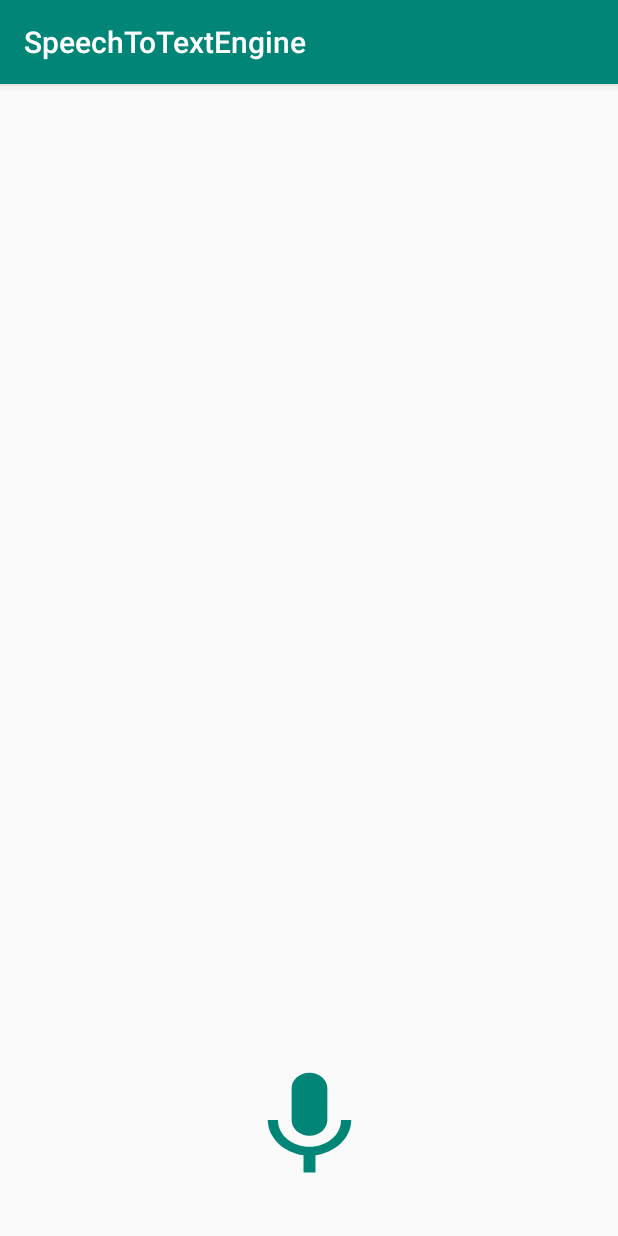
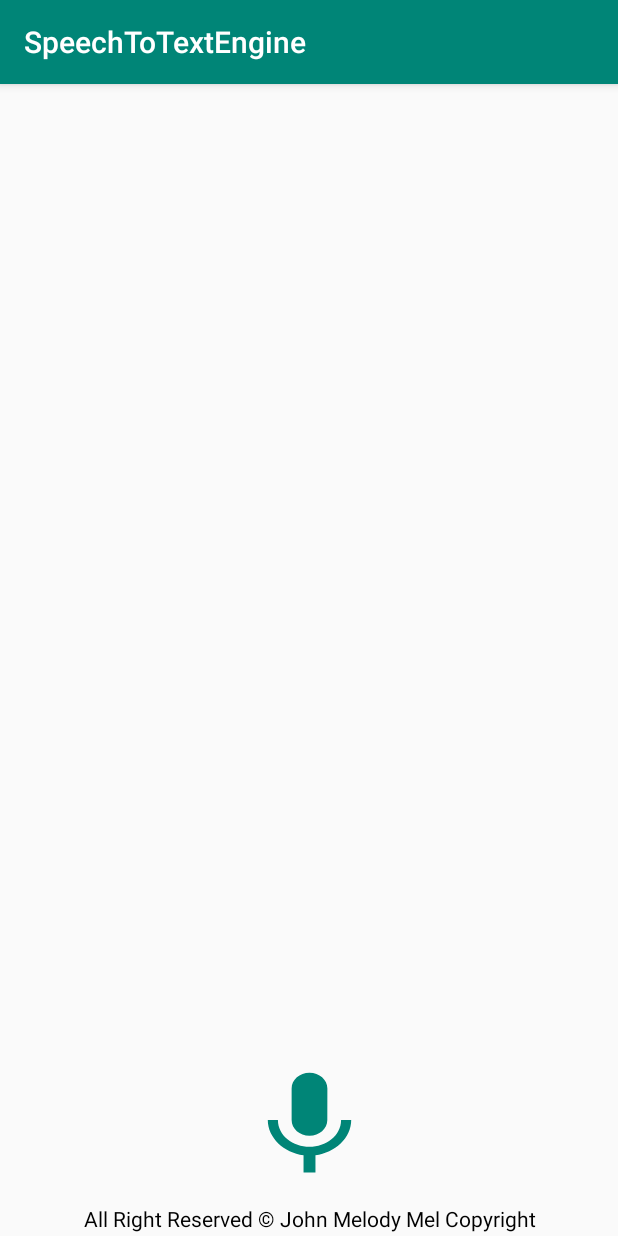
Before and after one commit to ctkqiang/speechtotext, an Android app: the screen it shows after launch (MainActivity), on a phone screen of 412 x 824 dp. Run offline under Robolectric (Android 15) with nearby library versions, the phone set to English and light mode, and no system bars.

Commit message:
SpeechToText {GoogleAPI} Declared, Finalised.

```diff
--- a/app/src/main/res/layout/activity_main.xml
+++ b/app/src/main/res/layout/activity_main.xml
@@ -17,4 +17,28 @@
         app:layout_constraintBottom_toBottomOf="parent"
         app:layout_constraintEnd_toEndOf="parent"
         app:layout_constraintStart_toStartOf="parent" />
+
+    <TextView
+        android:id="@+id/output"
+        android:layout_width="384dp"
+        android:layout_height="395dp"
+        android:layout_marginTop="34dp"
+        android:textAlignment="center"
+        android:textColor="@android:color/black"
+        android:textSize="18sp"
+        app:layout_constraintEnd_toEndOf="parent"
+        app:layout_constraintStart_toStartOf="parent"
+        app:layout_constraintTop_toTopOf="parent" />
+
+    <TextView
+        android:id="@+id/copyright"
+        android:layout_width="match_parent"
+        android:layout_height="19dp"
+        android:layout_marginBottom="2dp"
+        android:text="@string/copyright"
+        android:textAlignment="center"
+        android:textColor="@android:color/black"
+        app:layout_constraintBottom_toBottomOf="parent"
+        app:layout_constraintEnd_toEndOf="parent"
+        app:layout_constraintStart_toStartOf="parent" />
 </androidx.constraintlayout.widget.ConstraintLayout>
--- a/app/src/main/res/values/strings.xml
+++ b/app/src/main/res/values/strings.xml
@@ -1,3 +1,4 @@
 <resources>
     <string name="app_name">SpeechToTextEngine</string>
+    <string name="copyright">All Right Reserved © John Melody Mel Copyright</string>
 </resources>
```
Also changed, not shown: app/src/main/java/com/johnmelodyme/speechtotextengine/MainActivity.java (+67 -0 lines).
